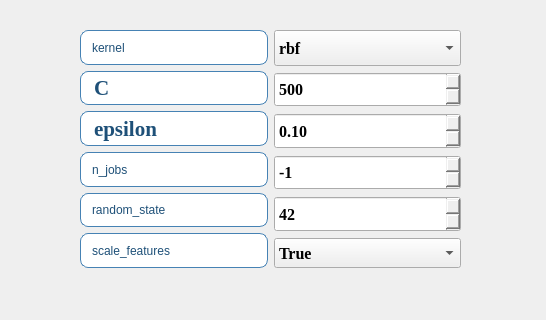
Above: ui/algorithms3_SVM_para.ui from azhongege24/predict_first before the change; both pictures show x 0 to 546 and y 0 to 320 of the 546 by 475 pixel window. Below: the same form after it.
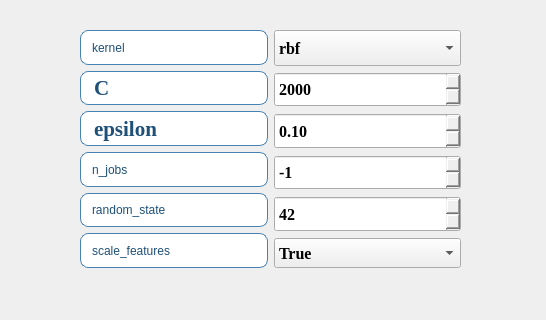
That is the form after the change.

Commit message: 修改了支持向量机的算法参数，现在比较好了修改了C的值变大了

Diff of the .ui file:
```diff
--- a/ui/algorithms3_SVM_para.ui
+++ b/ui/algorithms3_SVM_para.ui
@@ -416,13 +416,13 @@
 }</string>
          </property>
          <property name="maximum">
-          <number>999</number>
+          <number>999999</number>
          </property>
          <property name="singleStep">
           <number>1</number>
          </property>
          <property name="value">
-          <number>500</number>
+          <number>2000</number>
          </property>
         </widget>
        </item>
```
The commit also changes 1 other file.
